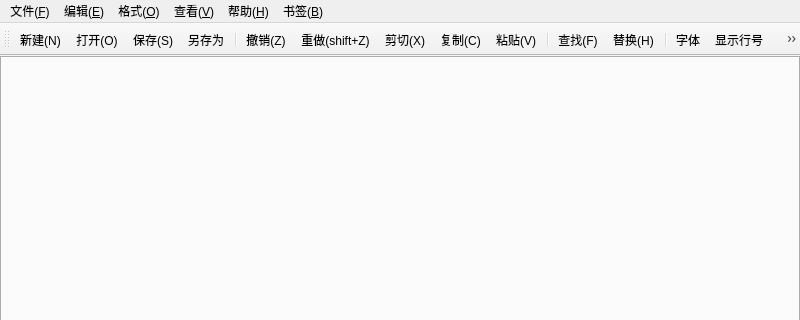
Before: the Qt Designer form Mynotepad/mainwindow.ui in roeeshua/Mynotepad, drawn with Qt 5; both pictures show x 0 to 800 and y 0 to 320 of the 800 by 600 pixel window.
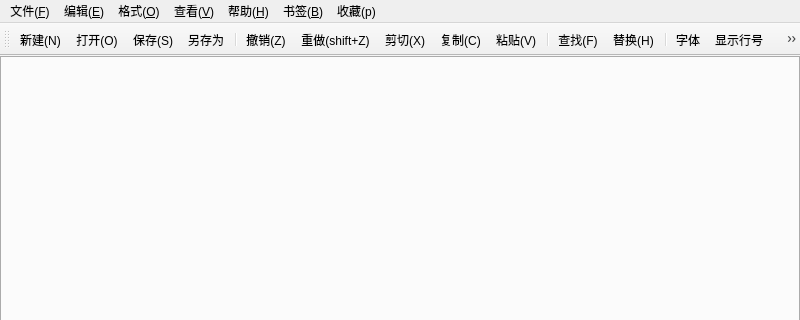
After: the same form once the commit is applied. Icons and pictures are not drawn.

Commit message: 实现了收藏夹功能

Diff of the .ui file:
```diff
--- a/Mynotepad/mainwindow.ui
+++ b/Mynotepad/mainwindow.ui
@@ -94,12 +94,22 @@
     <addaction name="actionViewBookmarks"/>
     <addaction name="actionGotoBookmark"/>
    </widget>
+   <widget class="QMenu" name="menu_p">
+    <property name="title">
+     <string>收藏(p)</string>
+    </property>
+    <addaction name="actionAddFavorite"/>
+    <addaction name="actionRemoveFavorite"/>
+    <addaction name="actionOpenFavorite"/>
+    <addaction name="actionViewFavorites"/>
+   </widget>
    <addaction name="menu_F"/>
    <addaction name="menu_E"/>
    <addaction name="menu_O"/>
    <addaction name="menu_V"/>
    <addaction name="menu_H"/>
    <addaction name="menuBookmarks"/>
+   <addaction name="menu_p"/>
   </widget>
   <widget class="QToolBar" name="toolBar">
    <property name="windowTitle">
```
Left out of the diff: 44 changed lines with no effect on the pictures. The commit also changes 28 other files.
